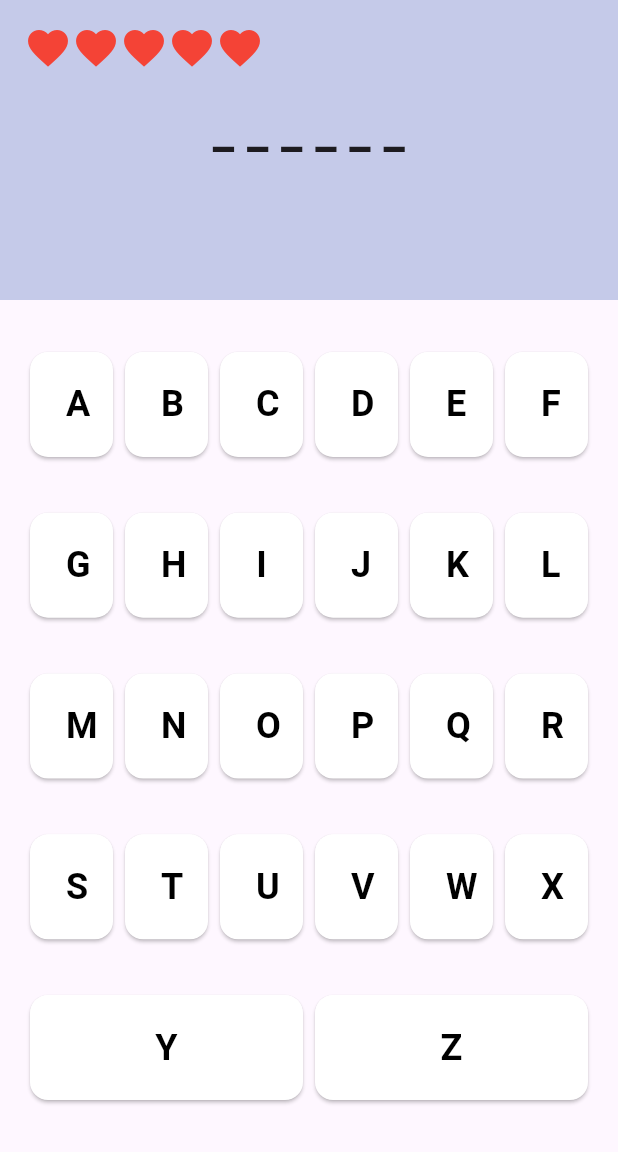
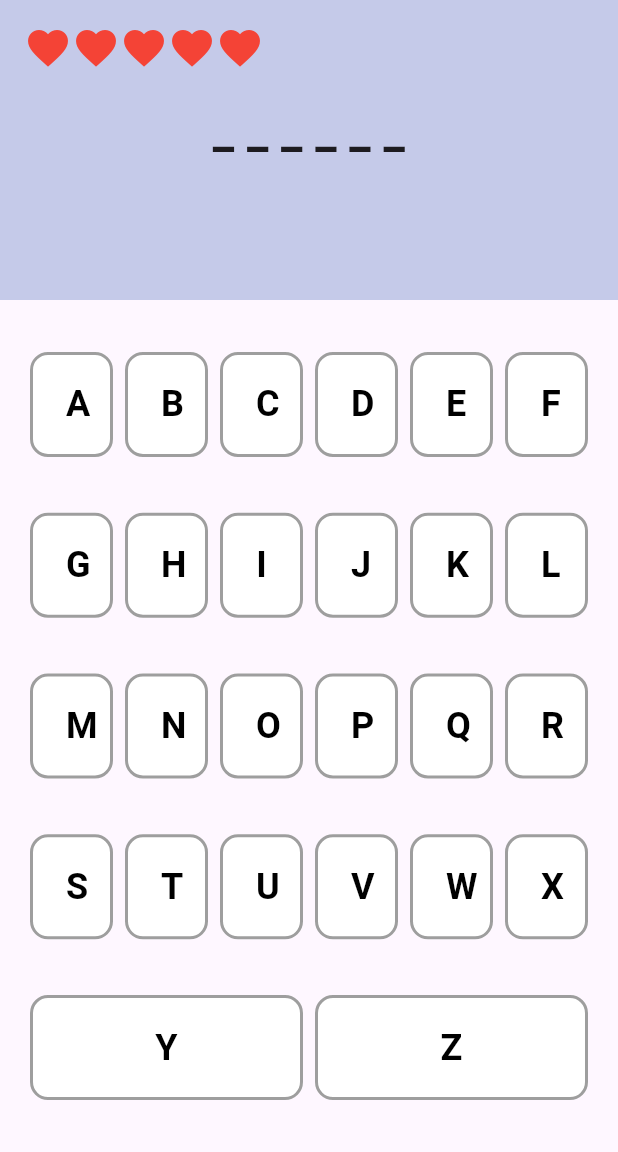
Before and after one commit to Alan-pereiraa/LetraFatal, a Flutter app: the screen it shows after launch, on a phone screen of 412 x 824 dp, the part 84-1236 px from its top. Run offline on Flutter 3.47's test engine with Material 3 defaults, Android fonts, the phone set to English and light mode, and no system bars.

Commit message:
feat: Create change color

```diff
--- a/lib/game_page.dart
+++ b/lib/game_page.dart
@@ -47,12 +47,16 @@ class _GamePageState extends State<GamePage> {
 
   late List<String> letrasUsadas;
   List<Partida> historico = [];
+  late List<String> letrasCorretas;
+  late List<String> letrasIncorretas;
 
   @override
   void initState() {
     int index = Random().nextInt(palavras.length);
     palavraSecreta = palavras[index];
     letrasUsadas = [];
+    letrasCorretas = [];
+    letrasIncorretas = [];
     partidaAtualId = gerarId();
     super.initState();
   }
@@ -101,10 +105,13 @@ class _GamePageState extends State<GamePage> {
 
     setState(() {
       letrasUsadas.add(letra);
+
       if (!palavraSecreta.split('').contains(letra)) {
+        letrasIncorretas.add(letra);
         tentativasRestantes--;
       }
 
+      letrasCorretas.add(letra);
       sincronizarPartida(partidaAtual());
     });
   }
@@ -128,6 +135,19 @@ class _GamePageState extends State<GamePage> {
       return "";
     }
   }
+
+  ({Color color, Color textColor, Color borderColor}) corDaLetra(String letra) {
+    if(letrasUsadas.contains(letra)) {
+      if(palavraSecreta.contains(letra)) {
+        return (borderColor: Colors.green, color: Colors.green, textColor: Colors.white);
+      } else {
+        return (borderColor: Colors.red, color: Colors.red, textColor: Colors.white);
+      }
+    }
+    return (borderColor: Colors.grey, color: Colors.white, textColor: Colors.black);
+  }
+
+
 
   @override
   Widget build(BuildContext context) {
@@ -217,56 +237,181 @@ class _GamePageState extends State<GamePage> {
                   Expanded(child:
                     Row(
                       children: [
-                        ButtonWidget(text: "A", onPressed: () { tentarLetra("A"); }, color: letrasUsadas.contains("A") ? Colors.grey : Colors.white, textColor: letrasUsadas.contains("A") ? Colors.grey : Colors.black),
-                        ButtonWidget(text: "B", onPressed: () { tentarLetra("B"); }, color: letrasUsadas.contains("B") ? Colors.grey : Colors.white, textColor: letrasUsadas.contains("B") ? Colors.grey : Colors.black),
-                        ButtonWidget(text: "C", onPressed: () { tentarLetra("C"); }, color: letrasUsadas.contains("C") ? Colors.grey : Colors.white, textColor: letrasUsadas.contains("C") ? Colors.grey : Colors.black),
-                        ButtonWidget(text: "D", onPressed: () { tentarLetra("D"); }, color: letrasUsadas.contains("D") ? Colors.grey : Colors.white, textColor: letrasUsadas.contains("D") ? Colors.grey : Colors.black),
-                        ButtonWidget(text: "E", onPressed: () { tentarLetra("E"); }, color: letrasUsadas.contains("E") ? Colors.grey : Colors.white, textColor: letrasUsadas.contains("E") ? Colors.grey : Colors.black),
-                        ButtonWidget(text: "F", onPressed: () { tentarLetra("F"); }, color: letrasUsadas.contains("F") ? Colors.grey : Colors.white, textColor: letrasUsadas.contains("F") ? Colors.grey : Colors.black),
+                        ButtonWidget(
+                          text: "A",
+                          onPressed: () { tentarLetra("A"); },
+                          color: corDaLetra("A").color,
+                          textColor: corDaLetra("A").textColor,
+                          borderColor: corDaLetra("A").borderColor),
+                        ButtonWidget(
+                          text: "B",
+                          onPressed: () { tentarLetra("B"); },
+                          color: corDaLetra("B").color,
+                          textColor: corDaLetra("B").textColor,
+                          borderColor: corDaLetra("B").borderColor),
+                        ButtonWidget(
+                          text: "C",
+                          onPressed: () { tentarLetra("C"); },
+                          color: corDaLetra("C").color,
+                          textColor: corDaLetra("C").textColor,
+                          borderColor: corDaLetra("C").borderColor),
+                        ButtonWidget(
+                          text: "D",
+                          onPressed: () { tentarLetra("D"); },
+                          color: corDaLetra("D").color,
+                          textColor: corDaLetra("D").textColor,
+                          borderColor: corDaLetra("D").borderColor),
+                        ButtonWidget(
+                          text: "E",
+                          onPressed: () { tentarLetra("E"); },
+                          color: corDaLetra("E").color,
+                          textColor: corDaLetra("E").textColor,
+                          borderColor: corDaLetra("E").borderColor),
+                        ButtonWidget(
+                          text: "F",
+                          onPressed: () { tentarLetra("F"); },
+                          color: corDaLetra("F").color,
+                          textColor: corDaLetra("F").textColor,
+                          borderColor: corDaLetra("F").borderColor),
                       ]
                     )
                   ),
                   Expanded(child:
                     Row(
                       children: [
-                        ButtonWidget(text: "G", onPressed: () { tentarLetra("G"); }, color: letrasUsadas.contains("G") ? Colors.grey : Colors.white, textColor: letrasUsadas.contains("G") ? Colors.grey : Colors.black),
-                        ButtonWidget(text: "H", onPressed: () { tentarLetra("H"); }, color: letrasUsadas.contains("H") ? Colors.grey : Colors.white, textColor: letrasUsadas.contains("H") ? Colors.grey : Colors.black),
-                        ButtonWidget(text: "I", onPressed: () { tentarLetra("I"); }, color: letrasUsadas.contains("I") ? Colors.grey : Colors.white, textColor: letrasUsadas.contains("I") ? Colors.grey : Colors.black),
-                        ButtonWidget(text: "J", onPressed: () { tentarLetra("J"); }, color: letrasUsadas.contains("J") ? Colors.grey : Colors.white, textColor: letrasUsadas.contains("J") ? Colors.grey : Colors.black),
-                        ButtonWidget(text: "K", onPressed: () { tentarLetra("K"); }, color: letrasUsadas.contains("K") ? Colors.grey : Colors.white, textColor: letrasUsadas.contains("K") ? Colors.grey : Colors.black),
-                        ButtonWidget(text: "L", onPressed: () { tentarLetra("L"); }, color: letrasUsadas.contains("L") ? Colors.grey : Colors.white, textColor: letrasUsadas.contains("L") ? Colors.grey : Colors.black),
+                        ButtonWidget(
+                          text: "G",
+                          onPressed: () { tentarLetra("G"); },
+                          color: corDaLetra("G").color,
+                          textColor: corDaLetra("G").textColor,
+                          borderColor: corDaLetra("G").borderColor),
+                        ButtonWidget(
+                          text: "H",
+                          onPressed: () { tentarLetra("H"); },
+                          color: corDaLetra("H").color,
+                          textColor: corDaLetra("H").textColor,
+                          borderColor: corDaLetra("H").borderColor),
+                        ButtonWidget(
+                          text: "I",
+                          onPressed: () { tentarLetra("I"); },
+                          color: corDaLetra("I").color,
+                          textColor: corDaLetra("I").textColor,
+                          borderColor: corDaLetra("I").borderColor),
+                        ButtonWidget(
+                          text: "J",
+                          onPressed: () { tentarLetra("J"); },
+                          color: corDaLetra("J").color,
+                          textColor: corDaLetra("J").textColor,
+                          borderColor: corDaLetra("J").borderColor),
+                        ButtonWidget(
+                          text: "K",
+                          onPressed: () { tentarLetra("K"); },
+                          color: corDaLetra("K").color,
+                          textColor: corDaLetra("K").textColor,
+                          borderColor: corDaLetra("K").borderColor),
+                        ButtonWidget(
+                          text: "L",
+                          onPressed: () { tentarLetra("L"); },
+                          color: corDaLetra("L").color,
+                          textColor: corDaLetra("L").textColor,
+                          borderColor: corDaLetra("L").borderColor),
                       ]
                     )
                   ),
                   Expanded(child:
                     Row(
                       children: [
-                        ButtonWidget(text: "M", onPressed: () { tentarLetra("M"); }, color: letrasUsadas.contains("M") ? Colors.grey : Colors.white, textColor: letrasUsadas.contains("M") ? Colors.grey : Colors.black),
-                        ButtonWidget(text: "N", onPressed: () { tentarLetra("N"); }, color: letrasUsadas.contains("N") ? Colors.grey : Colors.white, textColor: letrasUsadas.contains("N") ? Colors.grey : Colors.black),
-                        ButtonWidget(text: "O", onPressed: () { tentarLetra("O"); }, color: letrasUsadas.contains("O") ? Colors.grey : Colors.white, textColor: letrasUsadas.contains("O") ? Colors.grey : Colors.black),
-                        ButtonWidget(text: "P", onPressed: () { tentarLetra("P"); }, color: letrasUsadas.contains("P") ? Colors.grey : Colors.white, textColor: letrasUsadas.contains("P") ? Colors.grey : Colors.black),
-                        ButtonWidget(text: "Q", onPressed: () { tentarLetra("Q"); }, color: letrasUsadas.contains("Q") ? Colors.grey : Colors.white, textColor: letrasUsadas.contains("Q") ? Colors.grey : Colors.black),
-                        ButtonWidget(text: "R", onPressed: () { tentarLetra("R"); }, color: letrasUsadas.contains("R") ? Colors.grey : Colors.white, textColor: letrasUsadas.contains("R") ? Colors.grey : Colors.black),
+                        ButtonWidget(
+                          text: "M",
+                          onPressed: () { tentarLetra("M"); },
+                          color: corDaLetra("M").color,
+                          textColor: corDaLetra("M").textColor,
+                          borderColor: corDaLetra("M").borderColor),
+                        ButtonWidget(
+                          text: "N",
+                          onPressed: () { tentarLetra("N"); },
+                          color: corDaLetra("N").color,
+                          textColor: corDaLetra("N").textColor,
+                          borderColor: corDaLetra("N").borderColor),
+                        ButtonWidget(
+                          text: "O",
+                          onPressed: () { tentarLetra("O"); },
+                          color: corDaLetra("O").color,
+                          textColor: corDaLetra("O").textColor,
+                          borderColor: corDaLetra("O").borderColor),
+                        ButtonWidget(
+                          text: "P",
+                          onPressed: () { tentarLetra("P"); },
+                          color: corDaLetra("P").color,
+                          textColor: corDaLetra("P").textColor,
+                          borderColor: corDaLetra("P").borderColor),
+                        ButtonWidget(
+                          text: "Q",
+                          onPressed: () { tentarLetra("Q"); },
+                          color: corDaLetra("Q").color,
+                          textColor: corDaLetra("Q").textColor,
+                          borderColor: corDaLetra("Q").borderColor),
+                        ButtonWidget(text: "R", onPressed: () { tentarLetra("R"); }, color: corDaLetra("R").color, textColor: corDaLetra("R").textColor, borderColor: corDaLetra("R").borderColor),
                       ]
                     )
                   ),
                   Expanded(child:
                     Row(
                       children: [
-                        ButtonWidget(text: "S", onPressed: () { tentarLetra("S"); }, color: letrasUsadas.contains("S") ? Colors.grey : Colors.white, textColor: letrasUsadas.contains("S") ? Colors.white10 : Colors.black),
-                        ButtonWidget(text: "T", onPressed: () { tentarLetra("T"); }, color: letrasUsadas.contains("T") ? Colors.grey : Colors.white, textColor: letrasUsadas.contains("T") ? Colors.grey : Colors.black),
-                        ButtonWidget(text: "U", onPressed: () { tentarLetra("U"); }, color: letrasUsadas.contains("U") ? Colors.grey : Colors.white, textColor: letrasUsadas.contains("U") ? Colors.grey : Colors.black),
-                        ButtonWidget(text: "V", onPressed: () { tentarLetra("V"); }, color: letrasUsadas.contains("V") ? Colors.grey : Colors.white, textColor: letrasUsadas.contains("V") ? Colors.grey : Colors.black),
-                        ButtonWidget(text: "W", onPressed: () { tentarLetra("W"); }, color: letrasUsadas.contains("W") ? Colors.grey : Colors.white, textColor: letrasUsadas.contains("W") ? Colors.grey : Colors.black),
-                        ButtonWidget(text: "X", onPressed: () { tentarLetra("X"); }, color: letrasUsadas.contains("X") ? Colors.grey : Colors.white, textColor: letrasUsadas.contains("X") ? Colors.grey : Colors.black),
+                        ButtonWidget(
+                          text: "S",
+                          onPressed: () { tentarLetra("S"); },
+                          color: corDaLetra("S").color,
+                          textColor: corDaLetra("S").textColor,
+                          borderColor: corDaLetra("S").borderColor),
+                        ButtonWidget(
+                          text: "T",
+                          onPressed: () { tentarLetra("T"); },
+                          color: corDaLetra("T").color,
+                          textColor: corDaLetra("T").textColor,
+                          borderColor: corDaLetra("T").borderColor),
+                        ButtonWidget(
+                          text: "U",
+                          onPressed: () { tentarLetra("U"); },
+                          color: corDaLetra("U").color,
+                          textColor: corDaLetra("U").textColor,
+                          borderColor: corDaLetra("U").borderColor),
+                        ButtonWidget(
+                          text: "V",
+                          onPressed: () { tentarLetra("V"); },
+                          color: corDaLetra("V").color,
+                          textColor: corDaLetra("V").textColor,
+                          borderColor: corDaLetra("V").borderColor),
+                        ButtonWidget(
+                          text: "W",
+                          onPressed: () { tentarLetra("W"); },
+                          color: corDaLetra("W").color,
+                          textColor: corDaLetra("W").textColor,
+                          borderColor: corDaLetra("W").borderColor),
+                        ButtonWidget(
+                          text: "X",
+                          onPressed: () { tentarLetra("X"); },
+                          color: corDaLetra("X").color,
+                          textColor: corDaLetra("X").textColor,
+                          borderColor: corDaLetra("X").borderColor),
                       ]
                     )
                   ),
                   Expanded(child:
                     Row(
                       children: [
-                        ButtonWidget(text: "Y", onPressed: () { tentarLetra("Y"); }, color: letrasUsadas.contains("Y") ? Colors.grey : Colors.white, textColor: letrasUsadas.contains("Y") ? Colors.grey : Colors.black),
-                        ButtonWidget(text: "Z", onPressed: () { tentarLetra("Z"); }, color: letrasUsadas.contains("Z") ? Colors.grey : Colors.white, textColor: letrasUsadas.contains("Z") ? Colors.grey : Colors.black),
+                        ButtonWidget(
+                          text: "Y",
+                          onPressed: () { tentarLetra("Y"); },
+                          color: corDaLetra("Y").color,
+                          textColor: corDaLetra("Y").textColor,
+                          borderColor: corDaLetra("Y").borderColor),
+                        ButtonWidget(
+                          text: "Z",
+                          onPressed: () { tentarLetra("Z"); },
+                          color: corDaLetra("Z").color,
+                          textColor: corDaLetra("Z").textColor,
+                          borderColor: corDaLetra("Z").borderColor),
                       ]
                     )
                   ),
--- a/lib/widgets/button_widget.dart
+++ b/lib/widgets/button_widget.dart
@@ -1,12 +1,13 @@
 import 'package:flutter/material.dart';
 
 class ButtonWidget extends StatelessWidget {
-  const ButtonWidget({super.key, required this.text, required this.onPressed, this.color, this.textColor});
+  const ButtonWidget({super.key, required this.text, required this.onPressed, this.color, this.textColor, this.borderColor});
 
   final String text;
   final VoidCallback onPressed;
   final Color? color;
   final Color? textColor;
+  final Color? borderColor;
 
   @override
   Widget build(BuildContext context) {
@@ -15,8 +16,9 @@ class ButtonWidget extends StatelessWidget {
         padding: EdgeInsets.all(4),
         child: SizedBox(
           height: 70,
-          child: ElevatedButton(
-            style: ElevatedButton.styleFrom(
+          child: OutlinedButton(
+            style: OutlinedButton.styleFrom(
+              side: BorderSide(color: borderColor ?? Colors.grey[300]!, width: 2),
               backgroundColor: color ?? Colors.grey[300],
               foregroundColor: textColor ?? Colors.black,
               shape: RoundedRectangleBorder(
```
Also changed, not shown: 1 other file.
